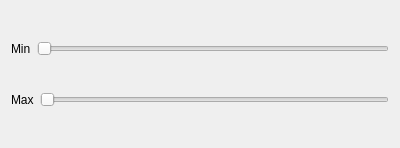
Before: the Qt Designer form ImageViewerQt/setcontrast.ui in LeekaiDel/TestTask, drawn with Qt 5.
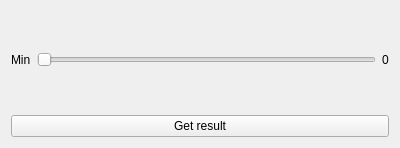
After: the same form once the commit is applied.

```diff
--- a/ImageViewerQt/setcontrast.ui
+++ b/ImageViewerQt/setcontrast.ui
@@ -24,7 +24,7 @@
       </widget>
      </item>
      <item>
-      <widget class="QSlider" name="changeMinSlider">
+      <widget class="QSlider" name="changeOffsetSlider">
        <property name="maximum">
         <number>255</number>
        </property>
@@ -33,31 +33,21 @@
        </property>
       </widget>
      </item>
-    </layout>
-   </item>
    <item>
-    <layout class="QHBoxLayout" name="horizontalLayout_2">
-     <item>
-      <widget class="QLabel" name="maxSlider">
+      <widget class="QLabel" name="labelValue">
        <property name="text">
-        <string>Max</string>
+        <string>0</string>
        </property>
       </widget>
      </item>
+    </layout>
+   </item>
      <item>
-      <widget class="QSlider" name="changeMaxSlider">
-       <property name="maximum">
-        <number>255</number>
-       </property>
-       <property name="sliderPosition">
-        <number>0</number>
-       </property>
-       <property name="orientation">
-        <enum>Qt::Horizontal</enum>
-       </property>
-      </widget>
-     </item>
-    </layout>
+    <widget class="QPushButton" name="buttGetResult">
+     <property name="text">
+      <string>Get result</string>
+     </property>
+    </widget>
    </item>
   </layout>
  </widget>
```
Lines whose indentation alone changed are shown as unchanged.
